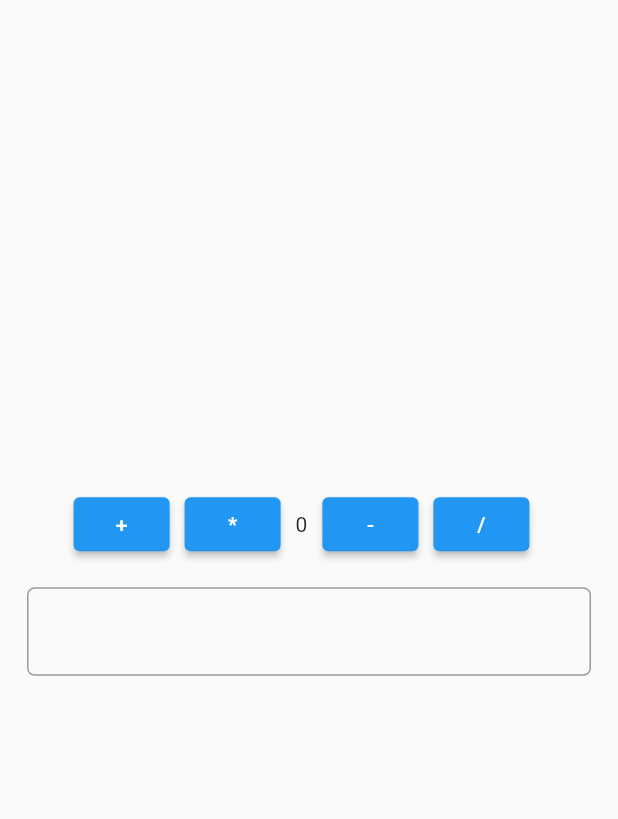
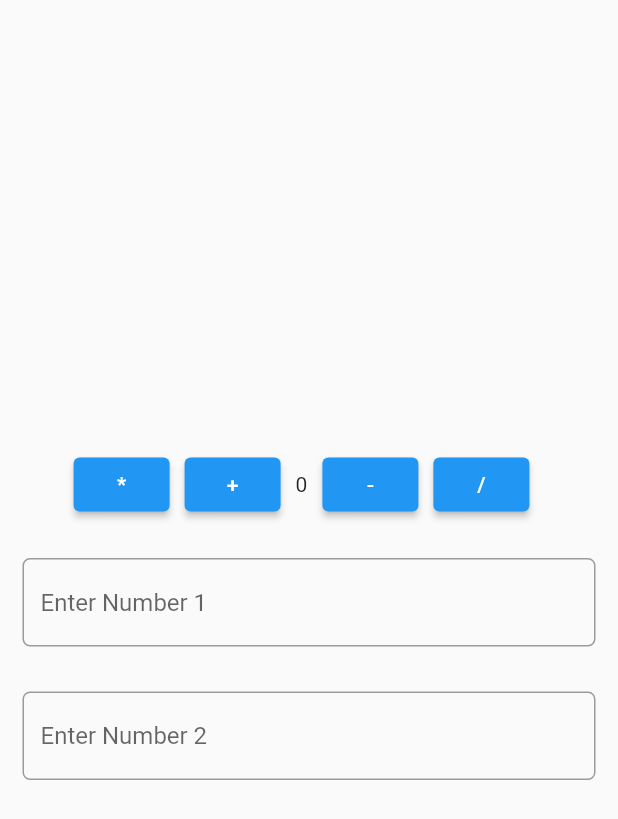
Before and after one commit to Hassanulhaq52/Bloc-Practice, a Flutter app: the screen it shows after launch, on a phone screen of 412 x 824 dp. Shown: the top 819 px of the screen. Run offline on Flutter 3.47's test engine with Material 2 defaults, Android fonts, the phone set to English and light mode, and no system bars; our stand-ins replace flutter_bloc.

Commit message:
Mathematical Operations Done with TextField Input.

```diff
--- a/lib/counter_bloc/counter_events.dart
+++ b/lib/counter_bloc/counter_events.dart
@@ -2,16 +2,48 @@ part of 'counter_bloc.dart';
 
 abstract class CounterEvent {}
 
-class OnIncrementCounter extends CounterEvent {}
+class OnIncrementCounter extends CounterEvent {
 
-class OnDecrementCounter extends CounterEvent {}
+  OnIncrementCounter({required this.num1, required this.num2});
 
-class OnMultiplicationCounter extends CounterEvent {}
+  final int num1;
+  final int num2;
+}
 
-class OnDivisionCounter extends CounterEvent {}
+class OnDecrementCounter extends CounterEvent {
 
-class OnTextChange extends CounterEvent {
-  final String text;
+  OnDecrementCounter({required this.num1, required this.num2});
 
-  OnTextChange({required this.text});
+  final int num1;
+  final int num2;
+
 }
+
+class OnMultiplicationCounter extends CounterEvent {
+
+  OnMultiplicationCounter({required this.num1, required this.num2});
+
+  final int num1;
+  final int num2;
+}
+
+class OnDivisionCounter extends CounterEvent {
+
+  OnDivisionCounter({required this.num1, required this.num2});
+
+  final int num1;
+  final int num2;
+
+}
+
+class OnChangeText1 extends CounterEvent {
+  OnChangeText1({required this.num1});
+
+  final int num1;
+}
+
+class OnChangeText2 extends CounterEvent {
+  OnChangeText2({required this.num2});
+
+  final int num2;
+}
--- a/lib/counter_bloc/counter_state.dart
+++ b/lib/counter_bloc/counter_state.dart
@@ -3,17 +3,19 @@ part of 'counter_bloc.dart';
 class CounterState {
   CounterState({
     required this.count,
-    required this.text,
+    required this.num1,
+    required this.num2,
   });
 
   final dynamic count;
-  final String text;
+  final int num1;
+  final int num2;
 
   factory CounterState.initial() {
-    return CounterState(text: '', count: 0);
+    return CounterState(count: 0, num1: 0, num2: 0);
   }
 
-  CounterState copyWith({String? text, int? count}) {
-    return CounterState(text: text ?? this.text, count: count ?? this.count);
+  CounterState copyWith({dynamic count, int? num1, int? num2}) {
+    return CounterState(count: count ?? this.count, num1: num1 ?? this.num1, num2: num2 ?? this.num2);
   }
 }
--- a/lib/screens/home_screen.dart
+++ b/lib/screens/home_screen.dart
@@ -5,7 +5,8 @@ import 'package:flutter_bloc/flutter_bloc.dart';
 class HomeScreen extends StatelessWidget {
   HomeScreen({Key? key}) : super(key: key);
 
-  TextEditingController textController = TextEditingController();
+  TextEditingController text1 = TextEditingController();
+  TextEditingController text2 = TextEditingController();
 
   @override
   Widget build(BuildContext context) {
@@ -21,31 +22,45 @@ class HomeScreen extends StatelessWidget {
                   children: [
                     ElevatedButton(
                       onPressed: () {
-                        context.read<CounterBloc>().add(OnIncrementCounter());
+                        context
+                            .read<CounterBloc>()
+                            .add(OnMultiplicationCounter(
+
+                            num1: int.parse(text1.text),
+                            num2: int.parse(text2.text)
+
+                        ));
+                      },
+                      child: const Text('*'),
+                    ),
+                    const SizedBox(
+                      width: 10,
+                    ),
+                    ElevatedButton(
+                      onPressed: () {
+                        context.read<CounterBloc>().add(OnIncrementCounter(
+                            num1: int.parse(text1.text),
+                            num2: int.parse(text2.text)));
                       },
                       child: const Text('+'),
                     ),
                     const SizedBox(
                       width: 10,
                     ),
-                    ElevatedButton(
-                      onPressed: () {
-                        context
-                            .read<CounterBloc>()
-                            .add(OnMultiplicationCounter());
-                      },
-                      child: const Text('*'),
+                    Text(
+                      '${state.count}',
                     ),
-                    const SizedBox(
-                      width: 10,
-                    ),
-                    Text('${state.count}'),
                     const SizedBox(
                       width: 10,
                     ),
                     ElevatedButton(
                       onPressed: () {
-                        context.read<CounterBloc>().add(OnDecrementCounter());
+                        context.read<CounterBloc>().add(OnDecrementCounter(
+
+                            num1: int.parse(text1.text),
+                            num2: int.parse(text2.text)
+
+                        ));
                       },
                       child: const Text('-'),
                     ),
@@ -54,7 +69,12 @@ class HomeScreen extends StatelessWidget {
                     ),
                     ElevatedButton(
                       onPressed: () {
-                        context.read<CounterBloc>().add(OnDivisionCounter());
+                        context.read<CounterBloc>().add(OnDivisionCounter(
+
+                            num1: int.parse(text1.text),
+                            num2: int.parse(text2.text)
+
+                        ));
                       },
                       child: const Text('/'),
                     ),
@@ -64,31 +84,61 @@ class HomeScreen extends StatelessWidget {
                   ],
                 ),
                 Padding(
-                  padding: const EdgeInsets.all(18.0),
+                  padding: const EdgeInsets.only(
+                    left: 15,
+                    right: 15,
+                    top: 25,
+                    bottom: 5,
+                  ),
                   child: TextField(
-                    // controller: textController,
-                    onChanged: (value) {
-                      context
-                          .read<CounterBloc>()
-                          .add(OnTextChange(text: value));
-                    },
+                    keyboardType: TextInputType.number,
+                    // onChanged: (number) {
+                    //   context.read<CounterBloc>().add(OnChangeText1(num1: number ));
+                    // },
+                    controller: text1,
                     decoration: InputDecoration(
+                      hintText: 'Enter Number 1',
                       border: OutlineInputBorder(
                         borderRadius: BorderRadius.circular(5),
                       ),
                     ),
                   ),
                 ),
-                Text(
-                  state.text,
-                  style: const TextStyle(color: Colors.black, fontSize: 26),
+                // Text(
+                //   '${state.num1}',
+                //   style: const TextStyle(
+                //     color: Colors.black,
+                //     fontSize: 25,
+                //   ),
+                // ),
+                Padding(
+                  padding: const EdgeInsets.only(
+                    left: 15,
+                    right: 15,
+                    top: 25,
+                    bottom: 5,
+                  ),
+                  child: TextField(
+                    keyboardType: TextInputType.number,
+                    // onChanged: (value) {
+                    //   context.read<CounterBloc>().add(OnChangeText2(num2: value));
+                    // },
+                    controller: text2,
+                    decoration: InputDecoration(
+                      hintText: 'Enter Number 2',
+                      border: OutlineInputBorder(
+                        borderRadius: BorderRadius.circular(5),
+                      ),
+                    ),
+                  ),
                 ),
-                // ElevatedButton(
-                //   onPressed: () {
-                //     context.read<CounterBloc>().add(OnTextChange(text: textController.text));
-                //   },
-                //   child: const Text('Update'),
-                // ),
+                // Text(
+                //   '${state.num2}',
+                //   style: const TextStyle(
+                //     color: Colors.black,
+                //     fontSize: 25,
+                //   ),
+                // )
               ],
             ),
           ),
```
Also changed, not shown: lib/counter_bloc/counter_bloc.dart (+10 -8 lines).
